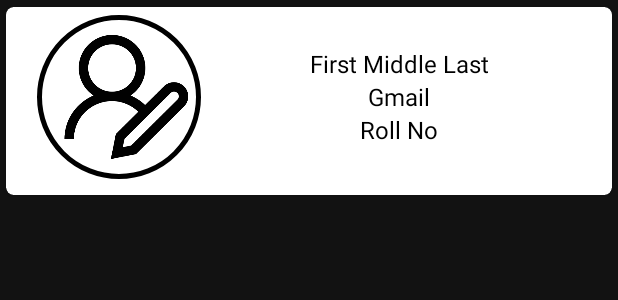
After one commit to adarsh-shahi/ClassroomAdmin, an Android app: the layout student_list.xml on its own in the app's theme, with its tools: preview values and no code run, on a phone screen of 412 x 824 dp. The commit adds this screen. Shown: the top 300 px of the screen. Run offline under Robolectric (Android 15) with nearby library versions, the phone set to English and light mode, and no system bars.

Commit message:
Edit Existing User Details

```diff
--- a/app/src/main/java/com/example/campnewsadmin/ExistingStudent.java
+++ b/app/src/main/java/com/example/campnewsadmin/ExistingStudent.java
@@ -5,6 +5,7 @@ import androidx.appcompat.app.AppCompatActivity;
 import android.os.Bundle;
 
 public class ExistingStudent extends AppCompatActivity {
+
 
 
 
--- /dev/null
+++ b/app/src/main/res/layout/student_list.xml
@@ -0,0 +1,59 @@
+<?xml version="1.0" encoding="utf-8"?>
+<androidx.cardview.widget.CardView xmlns:android="http://schemas.android.com/apk/res/android"
+    android:layout_width="match_parent"
+    xmlns:app="http://schemas.android.com/apk/res-auto"
+    app:cardBackgroundColor="@color/white"
+    app:cardCornerRadius="5dp"
+    app:cardUseCompatPadding="true"
+    android:elevation="5dp"
+    android:layout_height="wrap_content">
+
+    <LinearLayout
+        android:layout_width="match_parent"
+        android:layout_marginRight="15dp"
+        android:layout_marginLeft="15dp"
+        android:layout_marginBottom="5dp"
+        android:layout_height="wrap_content"
+        android:orientation="horizontal">
+
+        <de.hdodenhof.circleimageview.CircleImageView
+            android:layout_width="120dp"
+            android:layout_height="120dp"
+            android:padding="5dp"
+            app:civ_border_width="3dp"
+            app:civ_border_color="@color/black"
+            android:src="@drawable/edit_image_logo"/>
+
+        <LinearLayout
+            android:layout_width="match_parent"
+            android:layout_height="wrap_content"
+            android:layout_gravity="center"
+            android:orientation="vertical">
+
+            <TextView
+                android:layout_width="match_parent"
+                android:layout_height="wrap_content"
+                android:textColor="@color/black"
+                android:gravity="center"
+                android:text="First Middle Last"
+                android:textSize="16sp"/>
+
+            <TextView
+                android:layout_width="match_parent"
+                android:layout_height="wrap_content"
+                android:textColor="@color/black"
+                android:gravity="center"
+                android:text="Gmail"
+                android:textSize="16sp"/>
+
+            <TextView
+                android:layout_width="match_parent"
+                android:layout_height="wrap_content"
+                android:gravity="center"
+                android:textColor="@color/black"
+                android:text="Roll No"
+                android:textSize="16sp"/>
+        </LinearLayout>
+
+    </LinearLayout>
+</androidx.cardview.widget.CardView>
```
Also changed, not shown: app/src/main/java/com/example/campnewsadmin/CreateAccount.java (+112 -2 lines), app/src/main/res/layout/activity_create_account.xml (+0 -16 lines), app/src/main/res/layout/activity_existing_student.xml (+9 -2 lines).
